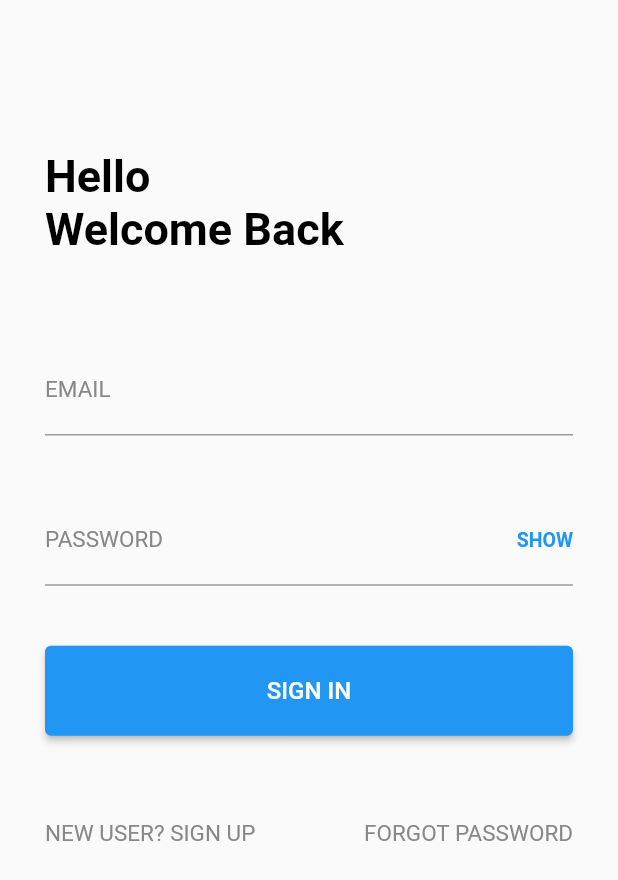
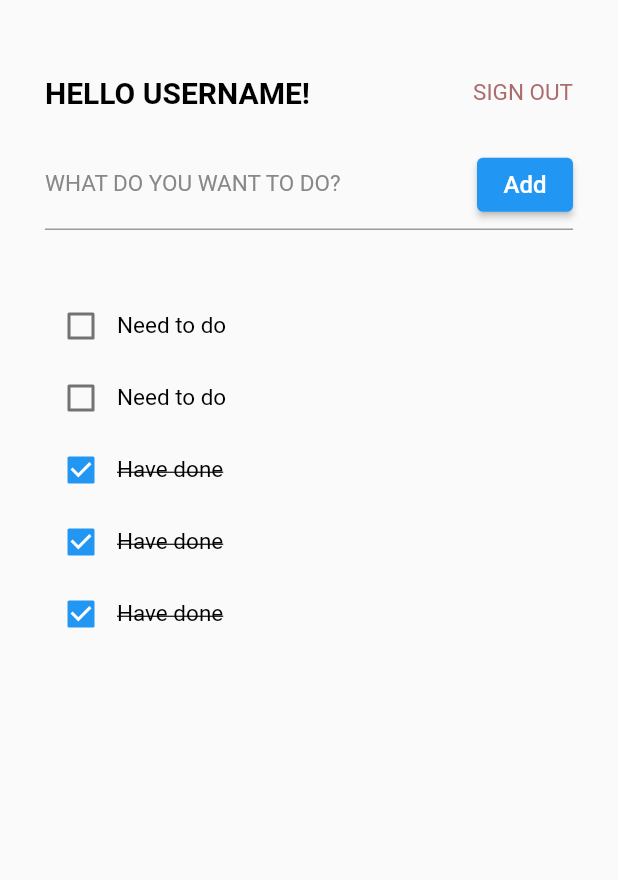
Before and after one commit to nhannt-itech/flutter_app, a Flutter app: the screen it shows after launch, after a tap on "SIGN IN", on a phone screen of 412 x 824 dp. Shown: the top 880 px of the screen. Run offline on Flutter 3.47's test engine with Material 2 defaults, Android fonts, the phone set to English and light mode, and no system bars.

Commit message:
feat: create home page

```diff
--- a/lib/routes/route.dart
+++ b/lib/routes/route.dart
@@ -4,11 +4,13 @@ import 'package:flutter/material.dart';
 import 'package:flutter_app/views/login.dart';
 import 'package:flutter_app/views/register.dart';
 import 'package:flutter_app/views/forgot_password.dart';
+import 'package:flutter_app/views/home.dart';
 
 // Route Names
 const String loginPage = 'login';
 const String registerPage = 'register';
 const String forgotPasswordPage = 'forgotPassword';
+const String homePage = 'home';
 
 // Control our page route flow
 Route<dynamic> controller(RouteSettings settings) {
@@ -20,6 +22,8 @@ Route<dynamic> controller(RouteSettings settings) {
     case forgotPasswordPage:
       return MaterialPageRoute(
           builder: (context) => const ForgotPasswordPage());
+    case homePage:
+      return MaterialPageRoute(builder: (context) => const HomePage());
     default:
       throw ('This route name does not exit');
   }
--- a/lib/views/forgot_password.dart
+++ b/lib/views/forgot_password.dart
@@ -43,7 +43,7 @@ class _ForgotPasswordPageState extends State<ForgotPasswordPage> {
                   width: double.infinity,
                   height: 60,
                   child: ElevatedButton(
-                      onPressed: onSignInClicked,
+                      onPressed: onForgotClicked,
                       child:
                           const Text("SUBMIT", style: TextStyle(fontSize: 16)),
                       style: const ButtonStyle()),
@@ -80,5 +80,7 @@ class _ForgotPasswordPageState extends State<ForgotPasswordPage> {
     );
   }
 
-  void onSignInClicked() {}
+  void onForgotClicked() {
+    Navigator.pushNamed(context, route.homePage);
+  }
 }
--- /dev/null
+++ b/lib/views/home.dart
@@ -0,0 +1,141 @@
+import 'package:flutter/material.dart';
+import 'package:flutter_app/routes/route.dart' as route;
+
+class HomePage extends StatefulWidget {
+  const HomePage({Key? key}) : super(key: key);
+
+  @override
+  _HomePageState createState() => _HomePageState();
+}
+
+class _HomePageState extends State<HomePage> {
+  @override
+  Widget build(BuildContext context) {
+    return MaterialApp(
+      home: Scaffold(
+        body: SingleChildScrollView(
+          padding: const EdgeInsets.fromLTRB(30, 50, 30, 0),
+          child: Column(
+            mainAxisAlignment: MainAxisAlignment.end,
+            crossAxisAlignment: CrossAxisAlignment.start,
+            children: <Widget>[
+              Padding(
+                padding: const EdgeInsets.fromLTRB(0, 0, 0, 20),
+                child: Row(
+                  mainAxisAlignment: MainAxisAlignment.spaceBetween,
+                  children: <Widget>[
+                    const Text("HELLO USERNAME!",
+                        style: TextStyle(
+                            fontWeight: FontWeight.bold,
+                            color: Colors.black,
+                            fontSize: 20)),
+                    GestureDetector(
+                      onTap: () {
+                        Navigator.pushNamed(context, route.loginPage);
+                      },
+                      child: const Text("SIGN OUT",
+                          style: TextStyle(
+                              fontSize: 15,
+                              color: Color.fromARGB(255, 172, 107, 108))),
+                    )
+                  ],
+                ),
+              ),
+              Padding(
+                padding: const EdgeInsets.fromLTRB(0, 0, 0, 40),
+                child: Stack(
+                    alignment: AlignmentDirectional.centerEnd,
+                    children: <Widget>[
+                      const TextField(
+                        style: TextStyle(fontSize: 18, color: Colors.black),
+                        obscureText: true,
+                        decoration: InputDecoration(
+                            labelText: "WHAT DO YOU WANT TO DO?",
+                            labelStyle: TextStyle(
+                                color: Color(0xff888888), fontSize: 15)),
+                      ),
+                      ElevatedButton(
+                          onPressed: onSignInClicked,
+                          child:
+                              const Text("Add", style: TextStyle(fontSize: 16)),
+                          style: const ButtonStyle()),
+                    ]),
+              ),
+              Row(
+                children: <Widget>[
+                  Checkbox(
+                      checkColor: Colors.white,
+                      value: false,
+                      onChanged: onSignInClicked1),
+                  const Text("Need to do",
+                      style: TextStyle(
+                        color: Colors.black,
+                        fontSize: 15,
+                      )),
+                ],
+              ),
+              Row(
+                children: <Widget>[
+                  Checkbox(
+                      checkColor: Colors.white,
+                      value: false,
+                      onChanged: onSignInClicked1),
+                  const Text("Need to do",
+                      style: TextStyle(
+                        color: Colors.black,
+                        fontSize: 15,
+                      )),
+                ],
+              ),
+              Row(
+                children: <Widget>[
+                  Checkbox(
+                      checkColor: Colors.white,
+                      value: true,
+                      onChanged: onSignInClicked1),
+                  const Text("Have done",
+                      style: TextStyle(
+                        color: Colors.black,
+                        fontSize: 15,
+                        decoration: TextDecoration.lineThrough,
+                      )),
+                ],
+              ),
+              Row(
+                children: <Widget>[
+                  Checkbox(
+                      checkColor: Colors.white,
+                      value: true,
+                      onChanged: onSignInClicked1),
+                  const Text("Have done",
+                      style: TextStyle(
+                        color: Colors.black,
+                        fontSize: 15,
+                        decoration: TextDecoration.lineThrough,
+                      )),
+                ],
+              ),
+              Row(
+                children: <Widget>[
+                  Checkbox(
+                      checkColor: Colors.white,
+                      value: true,
+                      onChanged: onSignInClicked1),
+                  const Text("Have done",
+                      style: TextStyle(
+                        color: Colors.black,
+                        fontSize: 15,
+                        decoration: TextDecoration.lineThrough,
+                      )),
+                ],
+              ),
+            ],
+          ),
+        ),
+      ),
+    );
+  }
+
+  void onSignInClicked() {}
+  void onSignInClicked1(boolParams) {}
+}
--- a/lib/views/login.dart
+++ b/lib/views/login.dart
@@ -101,5 +101,7 @@ class _LoginPageState extends State<LoginPage> {
     );
   }
 
-  void onSignInClicked() {}
+  void onSignInClicked() {
+    Navigator.pushNamed(context, route.homePage);
+  }
 }
--- a/lib/views/register.dart
+++ b/lib/views/register.dart
@@ -93,7 +93,7 @@ class _RegisterPageState extends State<RegisterPage> {
                   width: double.infinity,
                   height: 60,
                   child: ElevatedButton(
-                      onPressed: onSignInClicked,
+                      onPressed: onSignUpClicked,
                       child: const Text("REGISTER NOW",
                           style: TextStyle(fontSize: 16)),
                       style: const ButtonStyle()),
@@ -131,5 +131,7 @@ class _RegisterPageState extends State<RegisterPage> {
     );
   }
 
-  void onSignInClicked() {}
+  void onSignUpClicked() {
+    Navigator.pushNamed(context, route.homePage);
+  }
 }
```
